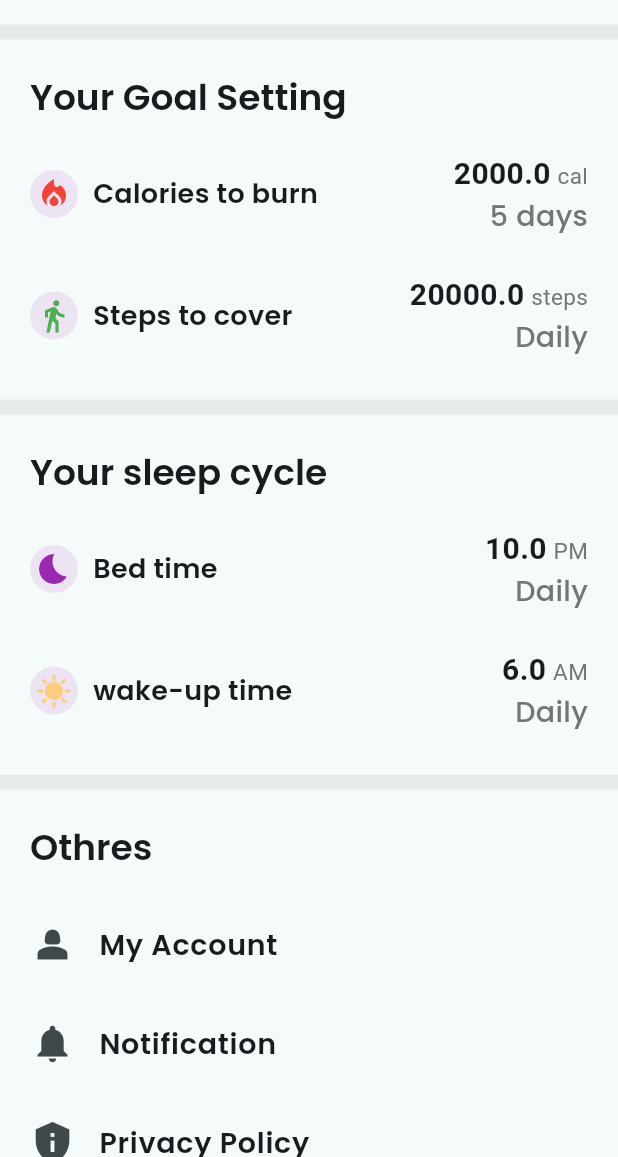
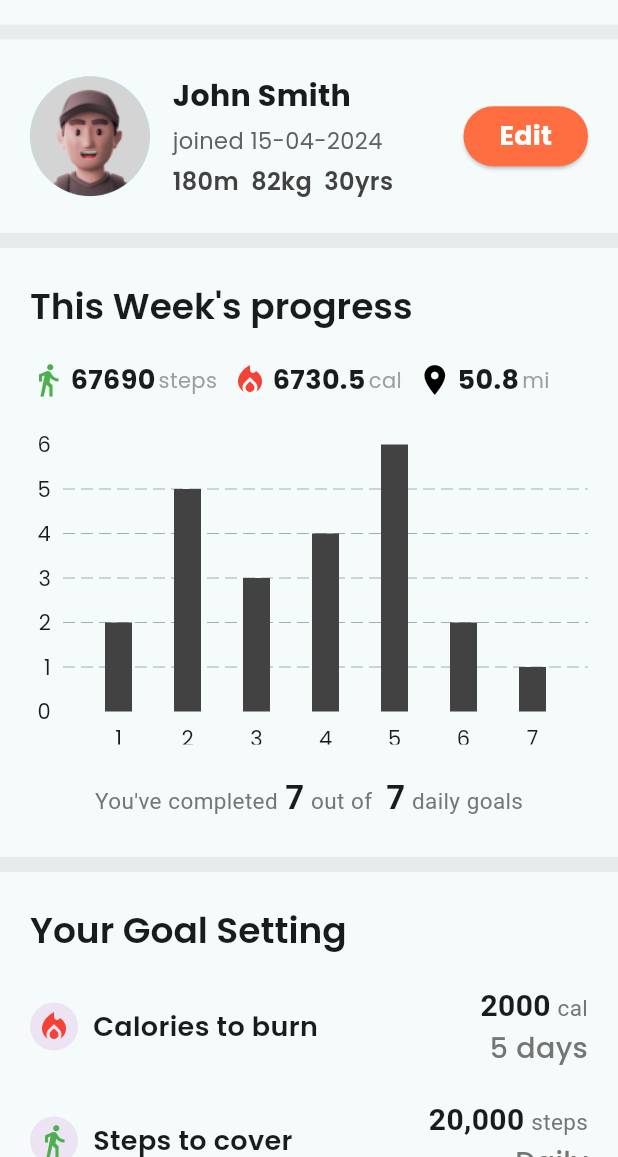
Before and after one commit to masud51435/fitness_tracking_app, a Flutter app: the Profile screen opened by its route, on a phone screen of 412 x 824 dp, the part 79-1236 px from its top. Run offline on Flutter 3.47's test engine with Material 3 defaults, Android fonts, the light colour scheme and no system bars; our stand-ins replace get, google_fonts, iconsax, smooth_page_indicator; missing offline and left inert: chart_sparkline.

Commit message:
added profile item

```diff
--- a/lib/controllers/profile_controller.dart
+++ b/lib/controllers/profile_controller.dart
@@ -1,3 +1,24 @@
 import 'package:get/get.dart';
 
-class ProfileController extends GetxController {}
+import '../pages/profile/widgets/goal_data_class.dart';
+
+class ProfileController extends GetxController {
+
+  var weeklyTotalCaloriesBurned = 6730.5.obs;
+  var weeklyTotalDistance = 50.8.obs;
+  var weeklyTotalSteps = 67690.obs;
+
+
+  final List<GoalData> goalData = [
+    GoalData(day: 'Mon', value: 2),
+    GoalData(day: 'Tue', value: 5),
+    GoalData(day: 'Wed', value: 3),
+    GoalData(day: 'Thu', value: 4),
+    GoalData(day: 'Fri', value: 6),
+    GoalData(day: 'Sat', value: 2),
+    GoalData(day: 'Sun', value: 1),
+  ];
+
+  int get totalGoals => goalData.length;
+  int get completedGoals => goalData.where((data) => data.value > 0).length;
+}
--- a/lib/pages/profile/profile.dart
+++ b/lib/pages/profile/profile.dart
@@ -1,15 +1,13 @@
 import 'package:fitness_tracking_app/common/custom_divider.dart';
-import 'package:fitness_tracking_app/common/section_heading.dart';
 import 'package:fitness_tracking_app/controllers/profile_controller.dart';
-import 'package:fitness_tracking_app/core/app_colors.dart';
 import 'package:flutter/material.dart';
 import 'package:get/get.dart';
 
 import '../../common/Custom_appbar.dart';
 import 'widgets/others_section.dart';
-import 'widgets/profile_activityitem.dart';
-import 'widgets/profile_tile.dart';
 import 'widgets/sleep_and_goal_section.dart';
+import 'widgets/top_profile_detail.dart';
+import 'widgets/week_progrss_bar_chart.dart';
 
 class Profile extends StatelessWidget {
   const Profile({super.key});
@@ -33,6 +31,12 @@ class Profile extends StatelessWidget {
               topSpace: 10,
               thickness: 10,
             ),
+            TopProfileDetailSection(controller: controller),
+            const CustomDivider(
+              topSpace: 0,
+              thickness: 10,
+            ),
+            WeekProgressBarChart(controller: controller),
             SleepAndGoalSection(controller: controller),
             const OthersSection(),
           ],
--- /dev/null
+++ b/lib/pages/profile/widgets/bottom_bar_goals.dart
@@ -0,0 +1,57 @@
+import 'package:flutter/material.dart';
+
+import '../../../controllers/profile_controller.dart';
+
+class ProgressGoals extends StatelessWidget {
+  const ProgressGoals({
+    super.key,
+    required this.controller,
+  });
+
+  final ProfileController controller;
+
+  @override
+  Widget build(BuildContext context) {
+    return Text.rich(
+      TextSpan(
+        children: [
+          TextSpan(
+            text: 'You\'ve completed',
+            style: TextStyle(
+              fontSize: 15,
+              color: Colors.grey[600],
+            ),
+          ),
+          TextSpan(
+            text: ' ${controller.completedGoals}',
+            style: const TextStyle(
+              fontSize: 22,
+              fontWeight: FontWeight.bold,
+            ),
+          ),
+          TextSpan(
+            text: ' out of ',
+            style: TextStyle(
+              fontSize: 15,
+              color: Colors.grey[600],
+            ),
+          ),
+          TextSpan(
+            text: ' ${controller.totalGoals}',
+            style: const TextStyle(
+              fontSize: 22,
+              fontWeight: FontWeight.bold,
+            ),
+          ),
+          TextSpan(
+            text: ' daily goals',
+            style: TextStyle(
+              fontSize: 15,
+              color: Colors.grey[600],
+            ),
+          ),
+        ],
+      ),
+    );
+  }
+}
--- /dev/null
+++ b/lib/pages/profile/widgets/goal_data_class.dart
@@ -0,0 +1,6 @@
+class GoalData {
+  final String day;
+  final double value;
+
+  GoalData({required this.day, required this.value});
+}
--- /dev/null
+++ b/lib/pages/profile/widgets/porgress_bar.dart
@@ -0,0 +1,71 @@
+import 'package:fl_chart/fl_chart.dart';
+import 'package:flutter/material.dart';
+import 'package:get/get.dart';
+
+import '../../../controllers/profile_controller.dart';
+
+class ProgressBar extends StatelessWidget {
+  const ProgressBar({
+    super.key,
+    required this.controller,
+  });
+
+  final ProfileController controller;
+
+  @override
+  Widget build(BuildContext context) {
+    return SizedBox(
+      height: 200,
+      width: Get.width,
+      child: BarChart(
+        BarChartData(
+          borderData: FlBorderData(show: false),
+          titlesData: const FlTitlesData(
+            show: true,
+            bottomTitles: AxisTitles(
+              sideTitles: SideTitles(
+                showTitles: true,
+                // getTitles: (value) {
+                //   return controller.goalData[value.toInt()].day;
+                // },
+              ),
+            ),
+            topTitles: AxisTitles(
+              sideTitles: SideTitles(
+                showTitles: false,
+              ),
+            ),
+            leftTitles: AxisTitles(
+              sideTitles: SideTitles(
+                showTitles: true,
+              ),
+            ),
+            rightTitles: AxisTitles(
+              sideTitles: SideTitles(
+                showTitles: false,
+              ),
+            ),
+          ),
+          gridData: const FlGridData(
+            show: true,
+            drawVerticalLine: false,
+            drawHorizontalLine: true,
+          ),
+          barGroups: controller.goalData.asMap().entries.map((entry) {
+            return BarChartGroupData(
+              x: entry.key + 1,
+              barRods: [
+                BarChartRodData(
+                  toY: entry.value.value.toDouble(),
+                  color: Colors.grey[800],
+                  width: 18,
+                  borderRadius: BorderRadius.circular(0),
+                ),
+              ],
+            );
+          }).toList(),
+        ),
+      ),
+    );
+  }
+}
--- a/lib/pages/profile/widgets/profile_activityitem.dart
+++ b/lib/pages/profile/widgets/profile_activityitem.dart
@@ -13,14 +13,14 @@ class ProfileActivityItem extends StatelessWidget {
   final IconData icon;
   final Color? color;
   final String title;
-  final double value;
+  final String value;
   final String unit;
   final String time;
 
   @override
   Widget build(BuildContext context) {
     return Padding(
-      padding: const EdgeInsets.only(left: 20, right: 20, bottom: 25),
+      padding: const EdgeInsets.only(left: 20, right: 20, bottom: 20),
       child: Row(
         children: [
           Container(
--- a/lib/pages/profile/widgets/sleep_and_goal_section.dart
+++ b/lib/pages/profile/widgets/sleep_and_goal_section.dart
@@ -22,7 +22,7 @@ class SleepAndGoalSection extends StatelessWidget {
           icon: Icons.local_fire_department,
           color: Colors.red,
           title: 'Calories to burn',
-          value: 2000,
+          value: '2000',
           unit: 'cal',
           time: '5 days',
         ),
@@ -30,7 +30,7 @@ class SleepAndGoalSection extends StatelessWidget {
           icon: Icons.directions_walk,
           color: Colors.green,
           title: 'Steps to cover',
-          value: 20000,
+          value: '20,000',
           unit: 'steps',
           time: 'Daily',
         ),
@@ -43,7 +43,7 @@ class SleepAndGoalSection extends StatelessWidget {
           icon: Icons.bedtime,
           color: Colors.purple,
           title: 'Bed time',
-          value: 10.00,
+          value: '10.00',
           unit: 'PM',
           time: 'Daily',
         ),
@@ -51,7 +51,7 @@ class SleepAndGoalSection extends StatelessWidget {
           icon: Icons.sunny,
           color: Colors.orange[200],
           title: 'wake-up time',
-          value: 6.00,
+          value: '6.00',
           unit: 'AM',
           time: 'Daily',
         ),
--- /dev/null
+++ b/lib/pages/profile/widgets/top_profile_detail.dart
@@ -0,0 +1,76 @@
+import 'package:flutter/material.dart';
+
+import '../../../controllers/profile_controller.dart';
+import '../../../core/app_colors.dart';
+
+class TopProfileDetailSection extends StatelessWidget {
+  const TopProfileDetailSection({
+    super.key,
+    required this.controller,
+  });
+  final ProfileController controller;
+  @override
+  Widget build(BuildContext context) {
+    return Container(
+      padding: const EdgeInsets.all(20),
+      child: Row(
+        children: [
+          const CircleAvatar(
+            radius: 40,
+            backgroundImage: AssetImage(
+              'assets/images/user.png',
+            ),
+          ),
+          const SizedBox(width: 15),
+          Column(
+            crossAxisAlignment: CrossAxisAlignment.start,
+            children: [
+              const Text(
+                'John Smith',
+                style: TextStyle(
+                  fontSize: 20,
+                  fontWeight: FontWeight.bold,
+                ),
+              ),
+              const SizedBox(height: 5),
+              Text(
+                'joined 15-04-2024',
+                style: TextStyle(
+                  fontSize: 15,
+                  color: Colors.grey[700],
+                ),
+              ),
+              const SizedBox(height: 5),
+              Text(
+                '180m  82kg  30yrs',
+                style: TextStyle(
+                  fontSize: 16,
+                  fontWeight: FontWeight.w600,
+                  color: Colors.grey[800],
+                ),
+              ),
+            ],
+          ),
+          const Spacer(),
+          ElevatedButton(
+            onPressed: () {},
+            style: ElevatedButton.styleFrom(
+              backgroundColor: Colors.deepOrangeAccent,
+              foregroundColor: whiteColor,
+              shape: RoundedRectangleBorder(
+                borderRadius: BorderRadius.circular(20),
+              ),
+            ),
+            child: const Text(
+              'Edit',
+              style: TextStyle(
+                fontSize: 18,
+                fontWeight: FontWeight.bold,
+              ),
+            ),
+          ),
+        ],
+      ),
+    );
+  }
+}
--- /dev/null
+++ b/lib/pages/profile/widgets/week_progrss_bar_chart.dart
@@ -0,0 +1,41 @@
+import 'package:flutter/material.dart';
+
+import '../../../common/custom_divider.dart';
+import '../../../common/section_heading.dart';
+import '../../../controllers/profile_controller.dart';
+import 'bottom_bar_goals.dart';
+import 'porgress_bar.dart';
+import 'weekly_progress_report_row.dart';
+
+class WeekProgressBarChart extends StatelessWidget {
+  const WeekProgressBarChart({
+    super.key,
+    required this.controller,
+  });
+
+  final ProfileController controller;
+
+  @override
+  Widget build(BuildContext context) {
+    return Column(
+      children: [
+        const AppSectionHeading(text: "This Week's progress"),
+        Padding(
+          padding: const EdgeInsets.symmetric(horizontal: 20),
+          child: Column(
+            children: [
+              WeeklyProgressReportRow(controller: controller),
+              ProgressBar(controller: controller),
+              const SizedBox(height: 20),
+              ProgressGoals(controller: controller),
+            ],
+          ),
+        ),
+        const CustomDivider(
+          topSpace: 20,
+          thickness: 10,
+        ),
+      ],
+    );
+  }
+}
--- /dev/null
+++ b/lib/pages/profile/widgets/weekly_progress_item.dart
@@ -0,0 +1,45 @@
+import 'package:flutter/material.dart';
+
+import '../../../core/app_colors.dart';
+
+class WeeklyProgressItem extends StatelessWidget {
+  const WeeklyProgressItem({
+    super.key,
+    required this.icon,
+    required this.title,
+    required this.unit,
+    required this.color,
+  });
+
+  final IconData icon;
+  final Color color;
+  final String title;
+  final String unit;
+
+  @override
+  Widget build(BuildContext context) {
+    return Row(
+      children: [
+        Icon(
+          icon,
+          color: color,
+        ),
+        const SizedBox(width: 3),
+        Text(
+          title,
+          style: const TextStyle(
+            fontSize: 18,
+            fontWeight: FontWeight.bold,
+          ),
+        ),
+        const SizedBox(width: 2),
+        Text(
+          unit,
+          style: TextStyle(
+            color: greyColor,
+          ),
+        ),
+      ],
+    );
+  }
+}
--- /dev/null
+++ b/lib/pages/profile/widgets/weekly_progress_report_row.dart
@@ -0,0 +1,44 @@
+import 'package:flutter/material.dart';
+
+import '../../../controllers/profile_controller.dart';
+import 'weekly_progress_item.dart';
+
+class WeeklyProgressReportRow extends StatelessWidget {
+  const WeeklyProgressReportRow({
+    super.key,
+    required this.controller,
+  });
+
+  final ProfileController controller;
+
+  @override
+  Widget build(BuildContext context) {
+    return Padding(
+      padding: const EdgeInsets.only(bottom: 30),
+      child: Row(
+        children: [
+          WeeklyProgressItem(
+            icon: Icons.directions_walk,
+            title: '${controller.weeklyTotalSteps}',
+            unit: 'steps',
+            color: Colors.green,
+          ),
+          const SizedBox(width: 10),
+          WeeklyProgressItem(
+            icon: Icons.local_fire_department,
+            title: '${controller.weeklyTotalCaloriesBurned}',
+            unit: 'cal',
+            color: Colors.red,
+          ),
+          const SizedBox(width: 10),
+          WeeklyProgressItem(
+            icon: Icons.location_on,
+            title: '${controller.weeklyTotalDistance}',
+            unit: 'mi',
+            color: Colors.black,
+          ),
+        ],
+      ),
+    );
+  }
+}
```
